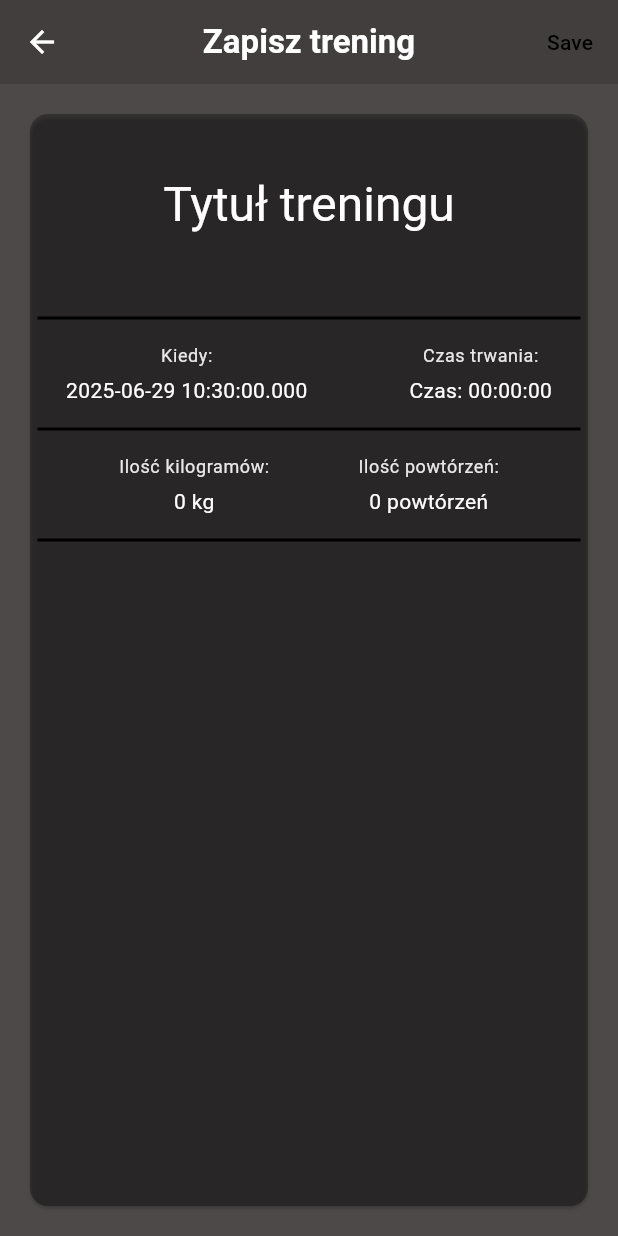
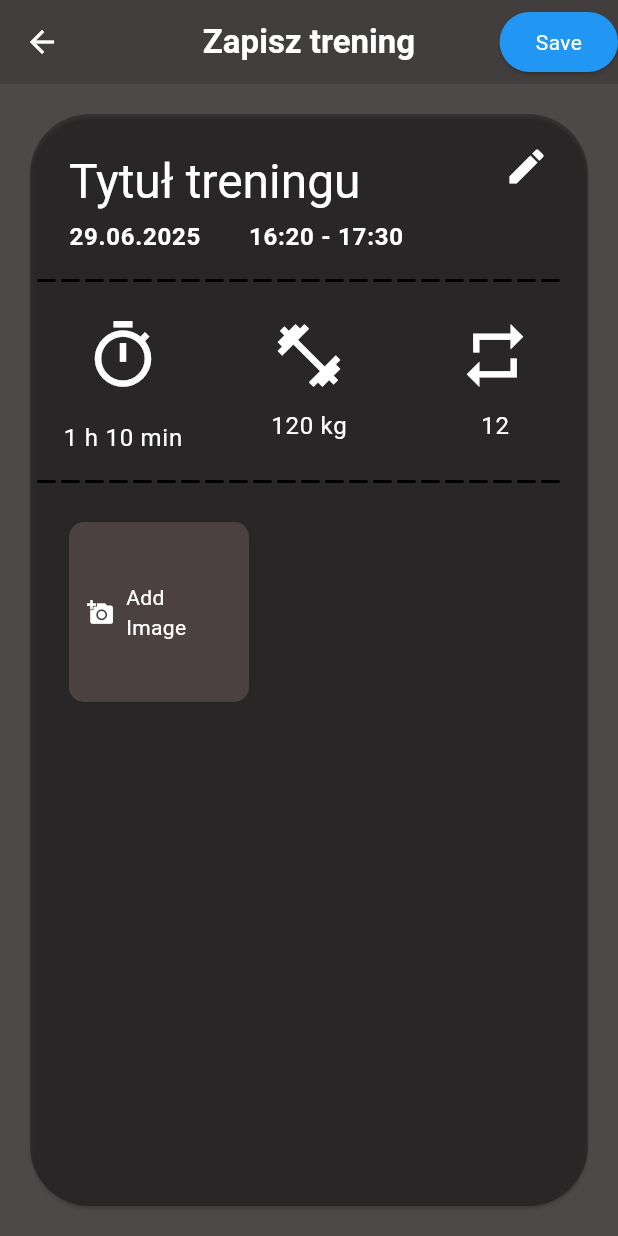
Before and after one commit to DawidMartyniuk/Exercise-Plan-Front, a Flutter app: the SaveWorkout screen opened directly, on a phone screen of 412 x 824 dp. Run offline on Flutter 3.47's test engine with Material 3 defaults, Android fonts, the phone set to English and light mode, and no system bars; our stand-ins replace expandable, flutter_riverpod, google_fonts, hive, hive_flutter, image_picker and 2 more; accounts and stored records are empty.

Commit message:
development  save_workout Screen

```diff
--- a/lib/main.dart
+++ b/lib/main.dart
@@ -6,6 +6,7 @@ import 'package:hive/hive.dart';
 import 'package:hive_flutter/adapters.dart';
 import 'package:path_provider/path_provider.dart';
 import 'package:work_plan_front/model/exercise.dart';
+import 'package:work_plan_front/screens/save_workout.dart';
 import 'package:work_plan_front/screens/tabs.dart';
 import 'package:flutter/foundation.dart' show kIsWeb;
  // nie jest potzrebny bo app mam w main
@@ -69,9 +70,10 @@ class MyApp extends StatelessWidget {
       debugShowCheckedModeBanner: false,
       theme: theme,
 
-      home: TabsScreen(
-        selectedPageIndex: 0,
-      ),
+      home: SaveWorkout(),
+      // TabsScreen(
+      //   selectedPageIndex: 0,
+      // ),
       );
   }
 }
--- a/lib/screens/save_workout.dart
+++ b/lib/screens/save_workout.dart
@@ -1,14 +1,18 @@
+import 'dart:io';
+
 import 'package:flutter/material.dart';
+import 'package:image_picker/image_picker.dart';
 import 'package:work_plan_front/widget/CustomDivider.dart';
 
 class SaveWorkout extends StatefulWidget {
-  const SaveWorkout({Key? key}) : super(key: key);
+ const SaveWorkout ({super.key});
 
   @override
   _SaveWorkoutState createState() => _SaveWorkoutState();
 }
 
 class _SaveWorkoutState extends State<SaveWorkout> {
+   File? _selectedImage;
   void verticalLine() {
     const Divider(
       color: Colors.black,
@@ -19,11 +23,11 @@ class _SaveWorkoutState extends State<SaveWorkout> {
     );
   }
 
-  void openDetails(){
+  void openDetails() {
     showModalBottomSheet(
       context: context,
-      builder: (context) =>
-        Padding(
+      builder:
+          (context) => Padding(
             padding: const EdgeInsets.all(16.0),
             child: Text(
               'Details about the workout will be displayed here.',
@@ -32,14 +36,51 @@ class _SaveWorkoutState extends State<SaveWorkout> {
           ),
     );
   }
+   void _tahePicture() async {
+    final imagePicker = ImagePicker();
+    final pickedImage =
+        await imagePicker.pickImage(source: ImageSource.gallery, maxWidth: 600);
+
+    if (pickedImage == null) {
+      return;
+      }
+      setState(() {
+        _selectedImage = File(pickedImage.path);
+      });
+  }
 
   @override
   Widget build(BuildContext context) {
+    Widget imageContent = TextButton.icon(
+      onPressed: () {
+          _tahePicture();
+      },
+      icon: Icon(Icons.add_a_photo, color: Theme.of(context).colorScheme.onSurface),
+       label: Text(
+        'Add Image',
+        style: Theme.of(context).textTheme.bodyMedium!.copyWith(
+          color: Theme.of(context).colorScheme.onSurface,
+        ),
+    ),
+    );
     return Scaffold(
       appBar: AppBar(
         actions: [
-          TextButton(
-            child: Text('Save'),
+          ElevatedButton(
+            child: Text(
+              'Save',
+              style: Theme.of(context).textTheme.bodyMedium!.copyWith(
+                color: Theme.of(context).colorScheme.onSurface,
+
+              ),
+            ),
+            style: ElevatedButton.styleFrom(
+              backgroundColor: Colors.blue,
+              shape: RoundedRectangleBorder(
+
+                borderRadius: BorderRadius.circular(20),
+              ),
+            ),
             onPressed: () {
               ScaffoldMessenger.of(
                 context,
@@ -59,6 +100,9 @@ class _SaveWorkoutState extends State<SaveWorkout> {
         child: Padding(
           padding: const EdgeInsets.all(16.0),
           child: Card(
+            shape: RoundedRectangleBorder(
+              borderRadius: BorderRadius.circular(40),
+            ),
             shadowColor: Theme.of(
               context,
             ).colorScheme.primary.withAlpha((0.9 * 255).toInt()),
@@ -69,124 +113,154 @@ class _SaveWorkoutState extends State<SaveWorkout> {
               mainAxisAlignment: MainAxisAlignment.start,
               children: [
                 Padding(
-                  padding: const EdgeInsets.symmetric(
-                    horizontal: 26,
-                    vertical: 40,
+                  padding: const EdgeInsets.only(top: 20, left: 26, right: 26),
+                  child: Row(
+                    children: [
+                      Flexible(
+                        child: TextField(
+                          controller: TextEditingController(
+                            text: 'Tytuł treningu',
                           ),
-                  child: Text(
-                    'Tytuł treningu',
-                    style: Theme.of(context).textTheme.headlineLarge!.copyWith(
+                          style: Theme.of(
+                            context,
+                          ).textTheme.headlineLarge!.copyWith(
                             color: Theme.of(context).colorScheme.onSurface,
                           ),
-                    //style: Theme.of(context).textTheme.headline6,
+                          textAlign: TextAlign.left,
+                          decoration: const InputDecoration(
+                            border: InputBorder.none,
+                            isDense: true,
+                            contentPadding: EdgeInsets.zero,
                           ),
                         ),
-                CustomDivider(indent: 5, endIndent: 5, color: Colors.black),
-               // SizedBox(height: 20),
-                Row(
-                  mainAxisAlignment: MainAxisAlignment.spaceEvenly,
-                  children: [
-                    Column(
-                      children: [
-                        Text(
-                          textAlign: TextAlign.left,
-                          'Kiedy:',
-                          style: Theme.of(
-                            context,
-                          ).textTheme.bodySmall!.copyWith(
-                            color: Theme.of(context).colorScheme.onSurface
-                                .withAlpha((0.9 * 255).toInt()),
                       ),
-                        ),
-                        SizedBox(height: 5),
-                        Text(
-                          '${DateTime.now().toLocal()}',
-                          style: Theme.of(
-                            context,
-                          ).textTheme.bodyMedium!.copyWith(
+                      SizedBox(width: 20),
+                      Padding(
+                        padding: const EdgeInsets.only(bottom: 20),
+                        child: Icon(
+                          Icons.edit,
                           color: Theme.of(context).colorScheme.onSurface,
+                          size: 30,
                         ),
                       ),
                     ],
                   ),
-                    SizedBox(width: 20),
-                    Column(
+                ),
+                Padding(
+                  padding: const EdgeInsets.symmetric(horizontal: 26),
+                  child: Row(
+                    mainAxisAlignment: MainAxisAlignment.start,
                     children: [
-                        Text(
-                           textAlign: TextAlign.left,
-                          'Czas trwania:',
+                      GestureDetector(
+                        onTap: () {
+                          // TODO: obsługa zmiany daty w przyszłości
+                        },
+                        child: Text(
+                          "${DateTime.now().day.toString().padLeft(2, '0')}.${DateTime.now().month.toString().padLeft(2, '0')}.${DateTime.now().year}",
                           style: Theme.of(
                             context,
-                          ).textTheme.bodySmall!.copyWith(
-                            color: Theme.of(context).colorScheme.onSurface
-                                .withAlpha((0.9 * 255).toInt()),
+                          ).textTheme.bodyLarge!.copyWith(
+                            color: Theme.of(context).colorScheme.onSurface,
+                            fontWeight: FontWeight.bold,
                           ),
                         ),
-                        SizedBox(height: 5),
-                        Text(
-                          'Czas: 00:00:00',
+                      ),
+                      const SizedBox(width: 32),
+                      GestureDetector(
+                        onTap: () {
+                          // TODO: obsługa zmiany godziny w przyszłości
+                        },
+                        child: Text(
+                          "16:20 - 17:30",
                           style: Theme.of(
                             context,
-                          ).textTheme.bodyMedium!.copyWith(
+                          ).textTheme.bodyLarge!.copyWith(
                             color: Theme.of(context).colorScheme.onSurface,
+                            fontWeight: FontWeight.bold,
+                          ),
                         ),
                       ),
                     ],
                   ),
-                  ],
                 ),
-                CustomDivider(indent: 5, endIndent: 5, color: Colors.black),
+                CustomDivider(dashWidth: 12, dashSpace: 4, indent: 5, endIndent: 5, color: Colors.black),
                 //SizedBox(height: 20),
                 Row(
                   mainAxisAlignment: MainAxisAlignment.spaceEvenly,
                   children: [
-                    Column(
+                    // Kolumna 1: czas
+                    Expanded(
+                      child: Column(
+                        mainAxisSize: MainAxisSize.min,
                         children: [
-                        Text(
-                           textAlign: TextAlign.left,
-                          "Ilość kilogramów:",
+                          IconButton(
+                            icon: Icon(
+                              Icons.timer_sharp,
+                              size: 50,
+                              color: Theme.of(context).colorScheme.onSurface,
+                            ),
+                            onPressed: () {},
+                          ),
+                          SizedBox(height: 10),
+                          GestureDetector(
+                            onTap: () {},
+                            child: Text(
+                              '1 h 10 min',
                               style: Theme.of(
                                 context,
-                          ).textTheme.bodySmall!.copyWith(
-                            color: Theme.of(context).colorScheme.onSurface
-                                .withAlpha((0.9 * 255).toInt()),
+                              ).textTheme.bodyLarge!.copyWith(
+                                color: Theme.of(context).colorScheme.onSurface,
                               ),
-                        ),
-                        SizedBox(height: 5),
-                        Text(
-                          "0 kg", // ilość kilogramów w całości
-                          style: Theme.of(
-                            context,
-                          ).textTheme.bodyMedium!.copyWith(
-                            color: Theme.of(context).colorScheme.onSurface,
                             ),
                           ),
                         ],
                       ),
+                    ),
+                    // Kolumna 2: ciężar
+                    Expanded(
+                      child: Column(
+                        mainAxisSize: MainAxisSize.min,
+                        children: [
+                          Icon(
+                            Icons.fitness_center,
+                            size: 50,
+                            color: Theme.of(context).colorScheme.onSurface,
+                          ),
+                          SizedBox(height: 10),
                           GestureDetector(
-                      onTap: () {
-                        // Tutaj można dodać logikę do wyświetlenia informacji o ćwiczeniu
-                        openDetails();
-                      },
-                      child: Column(
-                        children: [
-                          Text(
-                             textAlign: TextAlign.left,
-                            "Ilość powtórzeń:",
+                            onTap: () {},
+                            child: Text(
+                              '120 kg',
                               style: Theme.of(
                                 context,
-                            ).textTheme.bodySmall!.copyWith(
-                              color: Theme.of(context).colorScheme.onSurface
-                                  .withAlpha((0.9 * 255).toInt()),
+                              ).textTheme.bodyLarge!.copyWith(
+                                color: Theme.of(context).colorScheme.onSurface,
                               ),
                             ),
-                          SizedBox(height: 5),
-                          Text(
-                            "0 powtórzeń", // ilość powtórzeń w całości
+                          ),
+                        ],
+                      ),
+                    ),
+                    // Kolumna 3: powtórzenia
+                    Expanded(
+                      child: Column(
+                        mainAxisSize: MainAxisSize.min,
+                        children: [
+                          Icon(
+                            Icons.repeat,
+                            size: 50,
+                            color: Theme.of(context).colorScheme.onSurface,
+                          ),
+                          SizedBox(height: 10),
+                          GestureDetector(
+                            onTap: () {},
+                            child: Text(
+                              '12',
                               style: Theme.of(
                                 context,
-                            ).textTheme.bodyMedium!.copyWith(
+                              ).textTheme.bodyLarge!.copyWith(
                                 color: Theme.of(context).colorScheme.onSurface,
+                              ),
                             ),
                           ),
                         ],
@@ -194,7 +268,33 @@ class _SaveWorkoutState extends State<SaveWorkout> {
                     ),
                   ],
                 ),
-                 CustomDivider(indent: 5, endIndent: 5, color: Colors.black),
+                CustomDivider(dashWidth: 12, dashSpace: 4,indent: 5, endIndent: 5, color: Colors.black),
+                Row(
+                  children: [
+                      Padding(
+                        padding: const EdgeInsets.symmetric(horizontal: 26, vertical: 10),
+                        child: Container(
+                          width: 120,
+                          height: 120,
+                          decoration: BoxDecoration(
+                            borderRadius: BorderRadius.circular(10),
+                            color: const Color.fromARGB(255, 75, 65, 65),
+                          ),
+                          child: _selectedImage != null
+                              ? Image.file(
+                                  _selectedImage!,
+                                  fit: BoxFit.cover,
+                                )
+                              : imageContent,
+                        ),
+                      ),
+                      SizedBox(width: 10),
+                      Column( children: [
+
+                      ],
+                      ),
+                ],
+                ),
               ],
             ),
           ),
--- a/lib/widget/CustomDivider.dart
+++ b/lib/widget/CustomDivider.dart
@@ -7,6 +7,8 @@ class CustomDivider extends StatelessWidget {
   final double thickness;
   final double height;
   final double verticalMargin;
+  final double dashWidth;
+  final double dashSpace;
 
   const CustomDivider({
     super.key,
@@ -16,18 +18,35 @@ class CustomDivider extends StatelessWidget {
     this.thickness = 2,
     this.height = 1,
     this.verticalMargin = 16,
+    this.dashWidth = 8,
+    this.dashSpace = 6,
   });
 
   @override
   Widget build(BuildContext context) {
     return Padding(
       padding: EdgeInsets.symmetric(vertical: verticalMargin),
-      child: Divider(
-        color: color,
-        thickness: thickness,
-        height: height,
-        indent: indent,
-        endIndent: endIndent,
+      child: LayoutBuilder(
+        builder: (context, constraints) {
+          final width = constraints.maxWidth - indent - endIndent;
+          final dashCount = (width / (dashWidth + dashSpace)).floor();
+          return Row(
+            children: [
+              SizedBox(width: indent),
+              ...List.generate(dashCount, (index) {
+                return Container(
+                  width: dashWidth,
+                  height: thickness,
+                  color: color,
+                  margin: EdgeInsets.only(
+                    right: index == dashCount - 1 ? 0 : dashSpace,
+                  ),
+                );
+              }),
+              SizedBox(width: endIndent),
+            ],
+          );
+        },
       ),
     );
   }
--- a/pubspec.yaml
+++ b/pubspec.yaml
@@ -43,7 +43,7 @@ dependencies:
   hive: ^2.2.1
   hive_flutter: ^1.1.0
   path_provider: ^2.1.5
-  workmanager: ^0.5.1
+  workmanager: ^0.7.0
   expandable: ^5.0.1
 
 
```
Also changed, not shown: pubspec.lock. Lines whose indentation alone changed are shown as unchanged.
